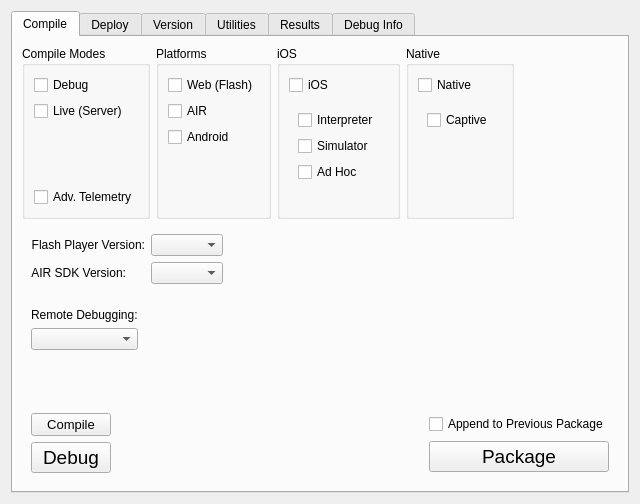
Qt form resources/widget/DeckCompileWidget/DeckCompileWidget.ui (sernst/CompilerDeck) before a commit.
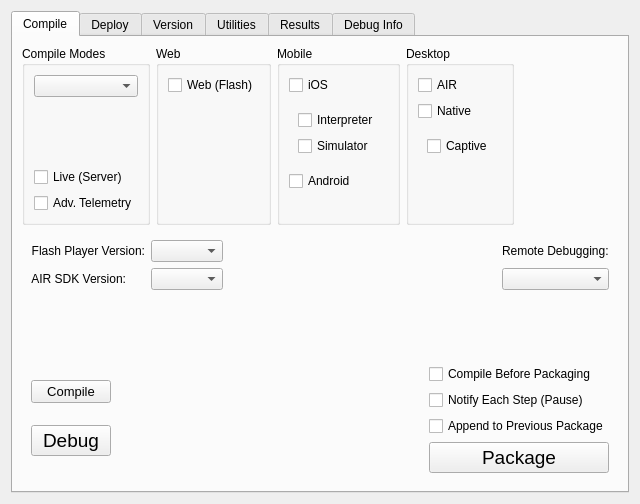
The same form after that commit.

Commit message: Enhanced compilation process with multiple new packaging options as well as support for intermediate custom script processing.

The edit to the form file:
```diff
--- a/resources/widget/DeckCompileWidget/DeckCompileWidget.ui
+++ b/resources/widget/DeckCompileWidget/DeckCompileWidget.ui
@@ -49,11 +49,20 @@
             </property>
             <layout class="QVBoxLayout" name="verticalLayout_6">
              <item>
-              <widget class="QCheckBox" name="debugCheck">
-               <property name="text">
-                <string>Debug</string>
+              <widget class="QComboBox" name="compileModeComboBox"/>
+             </item>
+             <item>
+              <spacer name="verticalSpacer_4">
+               <property name="orientation">
+                <enum>Qt::Vertical</enum>
                </property>
-              </widget>
+               <property name="sizeHint" stdset="0">
+                <size>
+                 <width>20</width>
+                 <height>40</height>
+                </size>
+               </property>
+              </spacer>
              </item>
              <item>
               <widget class="QCheckBox" name="liveCheck">
@@ -62,19 +71,6 @@
                </property>
               </widget>
              </item>
-             <item>
-              <spacer name="verticalSpacer_4">
-               <property name="orientation">
-                <enum>Qt::Vertical</enum>
-               </property>
-               <property name="sizeHint" stdset="0">
-                <size>
-                 <width>20</width>
-                 <height>40</height>
-                </size>
-               </property>
-              </spacer>
-             </item>
              <item>
               <widget class="QCheckBox" name="telemetryCheck">
                <property name="text">
@@ -88,7 +84,7 @@
           <item>
            <widget class="QGroupBox" name="platformBox">
             <property name="title">
-             <string>Platforms</string>
+             <string>Web</string>
             </property>
             <layout class="QVBoxLayout" name="verticalLayout_4">
              <item>
@@ -98,20 +94,6 @@
                </property>
               </widget>
              </item>
-             <item>
-              <widget class="QCheckBox" name="airPlatformCheck">
-               <property name="text">
-                <string>AIR</string>
-               </property>
-              </widget>
-             </item>
-             <item>
-              <widget class="QCheckBox" name="androidPlatformCheck">
-               <property name="text">
-                <string>Android</string>
-               </property>
-              </widget>
-             </item>
              <item>
               <spacer name="verticalSpacer_3">
                <property name="orientation">
@@ -131,7 +113,7 @@
           <item>
            <widget class="QGroupBox" name="groupBox">
             <property name="title">
-             <string>iOS</string>
+             <string>Mobile</string>
             </property>
             <layout class="QVBoxLayout" name="verticalLayout_13">
              <item>
@@ -158,16 +140,16 @@
                   </property>
                  </widget>
                 </item>
-                <item>
-                 <widget class="QCheckBox" name="iosAdHocChk">
-                  <property name="text">
-                   <string>Ad Hoc</string>
-                  </property>
-                 </widget>
-                </item>
                </layout>
               </widget>
              </item>
+             <item>
+              <widget class="QCheckBox" name="androidPlatformCheck">
+               <property name="text">
+                <string>Android</string>
+               </property>
+              </widget>
+             </item>
              <item>
               <spacer name="verticalSpacer_7">
                <property name="orientation">
@@ -200,9 +182,16 @@
           <item>
            <widget class="QGroupBox" name="groupBox_2">
             <property name="title">
-             <string>Native</string>
+             <string>Desktop</string>
             </property>
             <layout class="QVBoxLayout" name="verticalLayout_19">
+             <item>
+              <widget class="QCheckBox" name="airPlatformCheck">
+               <property name="text">
+                <string>AIR</string>
+               </property>
+              </widget>
+             </item>
              <item>
               <widget class="QCheckBox" name="nativePlatformCheck">
                <property name="text">
@@ -306,15 +295,6 @@
             </property>
            </spacer>
           </item>
-         </layout>
-        </widget>
-       </item>
-       <item>
-        <widget class="QWidget" name="widget_7" native="true">
-         <layout class="QHBoxLayout" name="horizontalLayout_4">
-          <property name="margin">
-           <number>0</number>
-          </property>
           <item>
            <widget class="QWidget" name="widget" native="true">
             <layout class="QVBoxLayout" name="verticalLayout_5">
@@ -331,19 +311,15 @@
             </layout>
            </widget>
           </item>
-          <item>
-           <spacer name="horizontalSpacer_4">
-            <property name="orientation">
-             <enum>Qt::Horizontal</enum>
-            </property>
-            <property name="sizeHint" stdset="0">
-             <size>
-              <width>40</width>
-              <height>20</height>
-             </size>
-            </property>
-           </spacer>
-          </item>
+         </layout>
+        </widget>
+       </item>
+       <item>
+        <widget class="QWidget" name="widget_7" native="true">
+         <layout class="QHBoxLayout" name="horizontalLayout_4">
+          <property name="margin">
+           <number>0</number>
+          </property>
          </layout>
         </widget>
        </item>
@@ -412,6 +388,20 @@
           <item>
            <widget class="QWidget" name="widget_32" native="true">
             <layout class="QVBoxLayout" name="verticalLayout_17">
+             <item>
+              <widget class="QCheckBox" name="compileBeforePackageChk">
+               <property name="text">
+                <string>Compile Before Packaging</string>
+               </property>
+              </widget>
+             </item>
+             <item>
+              <widget class="QCheckBox" name="packagePauseChk">
+               <property name="text">
+                <string>Notify Each Step (Pause)</string>
+               </property>
+              </widget>
+             </item>
              <item>
               <widget class="QCheckBox" name="expandPackageChk">
                <property name="text">
@@ -444,46 +434,6 @@
        <string>Deploy</string>
       </attribute>
       <layout class="QVBoxLayout" name="verticalLayout_12">
-       <item>
-        <widget class="QWidget" name="widget_25" native="true">
-         <layout class="QHBoxLayout" name="horizontalLayout_17">
-          <item>
-           <widget class="QCheckBox" name="sendEmailCheck">
-            <property name="text">
-             <string>Send Email Notifications</string>
-            </property>
-           </widget>
-          </item>
-          <item>
-           <spacer name="horizontalSpacer_14">
-            <property name="orientation">
-             <enum>Qt::Horizontal</enum>
-            </property>
-            <property name="sizeHint" stdset="0">
-             <size>
-              <width>273</width>
-              <height>20</height>
-             </size>
-            </property>
-           </spacer>
-          </item>
-          <item>
-           <widget class="QPushButton" name="reloadDeployBtn">
-            <property name="text">
-             <string>Reload</string>
-            </property>
-           </widget>
-          </item>
-          <item>
-           <widget class="QPushButton" name="saveDeployBtn">
-            <property name="text">
-             <string>Save</string>
-            </property>
-           </widget>
-          </item>
-         </layout>
-        </widget>
-       </item>
        <item>
         <widget class="Line" name="line">
          <property name="orientation">
@@ -840,6 +790,27 @@
             </property>
            </spacer>
           </item>
+          <item>
+           <widget class="QPushButton" name="resetDeployBtn">
+            <property name="text">
+             <string>Reset</string>
+            </property>
+           </widget>
+          </item>
+          <item>
+           <widget class="QPushButton" name="reloadDeployBtn">
+            <property name="text">
+             <string>Reload</string>
+            </property>
+           </widget>
+          </item>
+          <item>
+           <widget class="QPushButton" name="saveDeployBtn">
+            <property name="text">
+             <string>Save</string>
+            </property>
+           </widget>
+          </item>
          </layout>
         </widget>
        </item>
```
Left out of the diff: 5 changed lines with no effect on the pictures. The commit also changes 9 other files.
